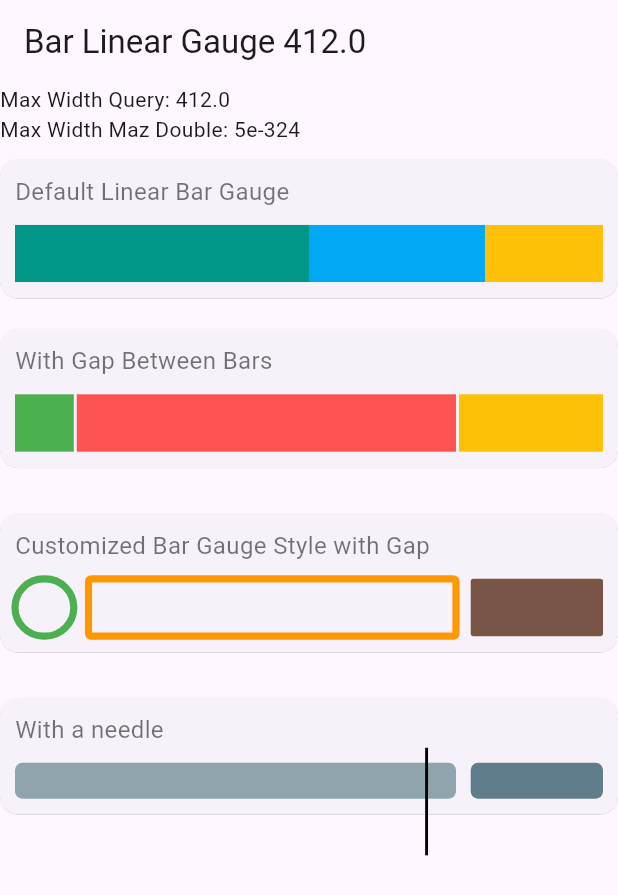
After one commit to GirixCode/girix-code-gauge, a Flutter app: the MyBarLinearGaugeScreen screen opened directly, on a phone screen of 412 x 824 dp. The commit adds this screen. Shown: the top 895 px of the screen. Run offline on Flutter 3.47's test engine with Material 3 defaults, Android fonts, the phone set to English and light mode, and no system bars; our stand-ins replace equatable.

Commit message:
LinearBar: Horizontal Bars added

````diff
--- a/examples/lib/main.dart
+++ b/examples/lib/main.dart
@@ -2,6 +2,7 @@
 
 import 'dart:async';
 
+import 'package:examples/screens/linear_gauge/bar/bar_linear_gauge_screen.dart';
 import 'package:examples/screens/linear_gauge/progress/progress_linear_gauge.dart';
 import 'package:examples/screens/linear_gauge/scale/scale_linear_gauge_screen.dart';
 import 'package:flutter/material.dart';
@@ -55,6 +56,11 @@ class _ExampleAppState extends State<ExampleApp> {
       code: 'MyScaleLinearGaugeScreen()',
       leading: const Icon(Icons.linear_scale),
     ),
+    FeatureItem(
+        title: 'Bar Linear Gauge',
+        widget: () => const MyBarLinearGaugeScreen(),
+        code: 'MyBarLinearGaugeScreen()',
+        leading: const Icon(Icons.bar_chart_sharp)),
   ];
 
   @override
--- /dev/null
+++ b/examples/lib/screens/linear_gauge/bar/bar_linear_gauge_screen.dart
@@ -0,0 +1,161 @@
+import 'package:flutter/material.dart';
+import 'package:girix_shape/girix_shape.dart';
+
+class MyBarLinearGaugeScreen extends StatefulWidget {
+  const MyBarLinearGaugeScreen({super.key});
+
+  @override
+  State<MyBarLinearGaugeScreen> createState() => _MyBarLinearGaugeScreenState();
+}
+
+class _MyBarLinearGaugeScreenState extends State<MyBarLinearGaugeScreen> {
+  @override
+  Widget build(BuildContext context) {
+    final double width = MediaQuery.sizeOf(context).width;
+    return Scaffold(
+      appBar: AppBar(
+        title: Text('Bar Linear Gauge $width'),
+      ),
+      body: ListView(
+        children: [
+          Text('Max Width Query: $width'),
+          const Text('Max Width Maz Double: ${double.minPositive}'),
+          buildCard(
+              'Default Linear Bar Gauge',
+              LinearBarGauge(
+                size: Size(width, 40),
+                value: const GaugeValue(
+                  value: 60,
+                ),
+                barPointers: [
+                  LinearBarPointer(value: 50, thickness: 5, color: Colors.teal),
+                  LinearBarPointer(
+                      color: Colors.lightBlue, value: 30, thickness: 5),
+                  LinearBarPointer(
+                      color: Colors.amber, value: 20, thickness: 5),
+                ],
+              )),
+          buildCard(
+              "With Gap Between Bars",
+              LinearBarGauge(
+                size: const Size(410, 40),
+                value: const GaugeValue(
+                  value: 60,
+                  min: 0,
+                  max: 200,
+                ),
+                gapBetweenBars: 2,
+                barPointers: [
+                  LinearBarPointer(
+                      // strokeCap: StrokeCap.square,
+                      // paintingStyle: PaintingStyle.stroke,
+                      // radius: const Radius.circular(2),
+                      value: 20,
+                      thickness: 5,
+                      color: Colors.green),
+                  LinearBarPointer(
+                      color: Colors.redAccent, value: 130, thickness: 5),
+                  LinearBarPointer(
+                      color: Colors.amber, value: 50, thickness: 5),
+                ],
+              )),
+
+          const SizedBox(height: 10),
+          // Customized Bar Gauge Style with Gap
+          buildCard(
+              "Customized Bar Gauge Style with Gap",
+              LinearBarGauge(
+                size: const Size(410, 40),
+                value: const GaugeValue(
+                  value: 130,
+                  min: 0,
+                  max: 200,
+                ),
+                gapBetweenBars: 10,
+                barPointers: [
+                  LinearBarPointer(
+                      value: 20,
+                      thickness: 5,
+                      color: Colors.green,
+                      strokeCap: StrokeCap.round,
+                      paintingStyle: PaintingStyle.stroke,
+                      radius: const Radius.circular(20)),
+                  LinearBarPointer(
+                      color: Colors.orange,
+                      value: 130,
+                      thickness: 5,
+                      strokeCap: StrokeCap.round,
+                      paintingStyle: PaintingStyle.stroke,
+                      radius: const Radius.circular(2)),
+                  LinearBarPointer(
+                      color: Colors.brown,
+                      value: 50,
+                      thickness: 5,
+                      strokeCap: StrokeCap.round,
+                      paintingStyle: PaintingStyle.fill,
+                      radius: const Radius.circular(2)),
+                ],
+              )),
+          const SizedBox(height: 10),
+          buildCard(
+              "With a needle",
+              LinearBarGauge(
+                size: const Size(410, 25),
+                value: const GaugeValue(
+                  value: 70,
+                  min: 0,
+                  max: 100,
+                ),
+                gapBetweenBars: 5,
+                needle: const LinearNeedle(
+                    enabled: true,
+                    color: Colors.black,
+                    size: Size(2, 75),
+                    position: LinearGaugeNeedlePosition.bottom,
+                    needleType: LinearGaugeNeedleType.pipe),
+                barPointers: [
+                  LinearBarPointer(
+                      // strokeCap: StrokeCap.square,
+                      // paintingStyle: PaintingStyle.stroke,
+                      radius: const Radius.circular(5),
+                      value: 75,
+                      thickness: 5,
+                      color: Colors.blueGrey.shade300),
+                  LinearBarPointer(
+                      radius: const Radius.circular(5),
+                      color: Colors.blueGrey,
+                      value: 25,
+                      thickness: 5),
+                  // LinearBarPointer(
+                  //     color: Colors.blueGrey.shade600, value: 50, thickness: 5),
+                ],
+              )),
+
+          const SizedBox(height: 10),
+        ],
+      ),
+    );
+  }
+
+  Widget buildCard(
+    String title,
+    Widget child,
+  ) {
+    return Card(
+      elevation: 0.1,
+      margin: const EdgeInsets.symmetric(vertical: 10, horizontal: 0),
+      child: Padding(
+        padding: const EdgeInsets.all(10),
+        child: Column(
+          crossAxisAlignment: CrossAxisAlignment.start,
+          children: [
+            Text(title,
+                style: const TextStyle(fontSize: 16, color: Colors.black54)),
+            const SizedBox(height: 10),
+            child,
+          ],
+        ),
+      ),
+    );
+  }
+}
--- a/examples/lib/screens/linear_gauge/scale/components/default_linear_gauges.dart
+++ b/examples/lib/screens/linear_gauge/scale/components/default_linear_gauges.dart
@@ -451,4 +451,5 @@ class _DefaultScaleLinearGaugeBodyState
       ),
     );
   }
+
 }
--- a/lib/src/common/models/gauge_value.dart
+++ /dev/null
@@ -1,27 +0,0 @@
-import 'package:equatable/equatable.dart';
-
-/// Gauge value model
-///
-/// This model is used to represent the value of a gauge. It contains the value, the minimum value and the maximum value.
-///
-/// [value] double: The value of the gauge. It is required.
-///
-/// [min] double: The minimum value of the gauge. Default is 0.0.
-///
-/// [max] double: The maximum value of the gauge. Default is 100.0.
-///
-class GaugeValue extends Equatable {
-  final double value;
-  final double min;
-  final double max;
-  const GaugeValue({
-    required this.value,
-    this.min = 0.0,
-    this.max = 100.0,
-  })  : assert(min < max, 'min must be less than max'),
-        assert(
-            value >= min && value <= max, 'value must be between min and max');
-
-  @override
-  List<Object?> get props => <Object?>[value, min, max];
-}
--- /dev/null
+++ b/lib/src/common/models/linear_gauge_common_model.dart
@@ -0,0 +1,58 @@
+import 'package:equatable/equatable.dart';
+import 'package:flutter/material.dart';
+import 'package:girix_shape/src/common/models/enums.dart';
+
+/// Gauge value model
+///
+/// This model is used to represent the value of a gauge. It contains the value, the minimum value and the maximum value.
+///
+/// [value] double: The value of the gauge. It is required.
+///
+/// [min] double: The minimum value of the gauge. Default is 0.0.
+///
+/// [max] double: The maximum value of the gauge. Default is 100.0.
+///
+class GaugeValue extends Equatable {
+  final double value;
+  final double min;
+  final double max;
+  const GaugeValue({
+    required this.value,
+    this.min = 0.0,
+    this.max = 100.0,
+  })  : assert(min < max, 'min must be less than max'),
+        assert(
+            value >= min && value <= max, 'value must be between min and max');
+
+  @override
+  List<Object?> get props => <Object?>[value, min, max];
+}
+
+class LinearBarPointer {
+  final double value;
+  final Color color;
+  final double thickness;
+  final LinearElementPosition position;
+  Shader Function(Rect)? shaderCallback;
+  final Color? borderColor;
+  final double borderWidth;
+  final double offset;
+  final Radius? radius;
+  final PaintingStyle paintingStyle;
+  final StrokeCap strokeCap;
+  LinearBarPointer({
+    required this.value,
+    this.color = Colors.blue,
+    this.thickness = 5.0,
+    this.position = LinearElementPosition.cross,
+    this.shaderCallback,
+    this.borderColor,
+    this.borderWidth = 5.0,
+    this.radius,
+    this.offset = 0.0,
+    this.paintingStyle = PaintingStyle.fill,
+    this.strokeCap = StrokeCap.butt,
+  });
+}
+
+// Directional Linear Gauge
--- a/lib/src/common/models/models.dart
+++ b/lib/src/common/models/models.dart
@@ -1,2 +1,2 @@
 export 'enums.dart';
-export 'gauge_value.dart';
+export 'linear_gauge_common_model.dart';
--- /dev/null
+++ b/lib/src/linear/models/bar_linear_gauge_model.dart
@@ -0,0 +1,50 @@
+// BarLinearGaugeStyle
+import 'package:flutter/material.dart';
+
+class LinearBarGaugeStyle {
+  final Color color;
+  final double thickness;
+  final Radius? radius;
+  final double? width;
+  final double? height;
+  const LinearBarGaugeStyle({
+    this.width = 100.0,
+    this.height = 10,
+    this.color = Colors.blue,
+    this.thickness = 10.0,
+    this.radius = const Radius.circular(10),
+  });
+}
+
+// class LinearBarPointer {
+//   /// Specifies the value of the pointer.
+//   ///
+//   /// The value must be non-null.
+//   ///
+//   /// ```dart
+//   /// LinearBarPointer(
+//   ///  value: 50.0,
+//   /// )
+//   /// ```
+//   ///
+//   final double value;
+
+//   /// Specifies the style of the pointer.
+//   ///
+//   /// The default value is [LinearBarGaugeStyle].
+//   ///
+//   /// ```dart
+//   /// LinearBarPointer(
+//   ///   style: LinearBarGaugeStyle(
+//   ///     color: Colors.red,
+//   ///     thickness: 10.0,
+//   ///   ),
+//   /// )
+//   /// ```
+//   final LinearBarGaugeStyle style;
+
+//   LinearBarPointer({
+//     required this.value,
+//     this.style = const LinearBarGaugeStyle(),
+//   });
+// }
--- a/lib/src/linear/models/scale_linear_gauge_model.dart
+++ b/lib/src/linear/models/scale_linear_gauge_model.dart
@@ -34,27 +34,6 @@ class LinearAxisTrackStyle {
     this.color = Colors.grey,
     this.strokeCap = StrokeCap.butt,
     this.paintingStyle = PaintingStyle.stroke,
-  });
-}
-
-class LinearBarPointer {
-  final double value;
-  final Color? color;
-  final double thickness;
-  final LinearElementPosition position;
-  Shader Function(Rect)? shaderCallback;
-  final Color? borderColor;
-  final double borderWidth;
-  final double offset;
-  LinearBarPointer({
-    required this.value,
-    this.color,
-    this.thickness = 5.0,
-    this.position = LinearElementPosition.cross,
-    this.shaderCallback,
-    this.borderColor,
-    this.borderWidth = 5.0,
-    this.offset = 0.0,
   });
 }
 
--- /dev/null
+++ b/lib/src/linear/painters/linear_bar_painter copy.dart
@@ -0,0 +1,74 @@
+import 'dart:developer';
+
+import 'package:flutter/material.dart';
+import 'package:girix_shape/girix_shape.dart';
+
+class LinearBarPainter extends CustomPainter {
+  final GaugeValue gaugeValue;
+  final List<LinearBarPointer> barPointers;
+  final LinearGaugeDirection direction;
+  LinearBarPainter({
+    required this.gaugeValue,
+    required this.barPointers,
+    required this.direction,
+  });
+  @override
+  void paint(Canvas canvas, Size size) {
+    // draw the gauge
+    if (barPointers.isNotEmpty) {
+      _drawBars(canvas, size);
+    }
+  }
+
+  @override
+  bool shouldRepaint(covariant LinearBarPainter oldDelegate) {
+    return gaugeValue != oldDelegate.gaugeValue ||
+        barPointers != oldDelegate.barPointers;
+  }
+
+  void _drawBars(
+    Canvas canvas,
+    Size size,
+  ) {
+    // Gauge Value
+    final double minValue = gaugeValue.min;
+    final double maxValue = gaugeValue.max;
+    final double currentValue = gaugeValue.value;
+
+    // Bar
+    double startValue = 0;
+    double endValue = 0;
+
+    log('LinearBarGauge: Size: $size');
+
+    for (int index = 0; index < barPointers.length; index++) {
+      final LinearBarPointer barPointer = barPointers[index];
+      log('LinearBarGauge: Index: $index, BarValue: ${barPointer.value}');
+      final Paint paintAxis = Paint()
+        ..color = barPointer.color
+        ..strokeWidth = barPointer.thickness
+        ..strokeCap = barPointer.strokeCap
+        ..style = barPointer.paintingStyle;
+
+      endValue = startValue + barPointer.value;
+
+      final double barStartValue =
+          ((startValue - minValue) / (maxValue - minValue)) * size.width;
+      final double barEndValue =
+          ((endValue - minValue) / (maxValue - minValue)) * size.width;
+
+      log('LinearBarGauge: Start Value: $startValue => $barStartValue');
+      log('LinearBarGauge: End Value: $endValue => $barEndValue');
+      final Rect rect =
+          Rect.fromLTWH(barStartValue, 0, barEndValue, size.height);
+      final RRect rRect =
+          RRect.fromRectAndRadius(rect, barPointer.radius ?? Radius.zero);
+
+      canvas.drawRRect(rRect, paintAxis);
+
+      startValue = endValue;
+
+      log('LinearBarGauge: Bar Drawn ======================');
+    }
+  }
+}
--- /dev/null
+++ b/lib/src/linear/painters/linear_bar_painter.dart
@@ -0,0 +1,133 @@
+import 'dart:developer';
+
+import 'package:flutter/material.dart';
+import 'package:girix_shape/girix_shape.dart';
+import 'package:girix_shape/src/linear/painters/needle_utils.dart';
+
+class LinearBarPainter extends CustomPainter {
+  final GaugeValue gaugeValue;
+  final List<LinearBarPointer> barPointers;
+  final LinearGaugeDirection direction;
+  final double gapBetweenBars;
+  final LinearNeedle? needle;
+  final bool showNeedleInsideBar;
+  LinearBarPainter({
+    required this.gaugeValue,
+    required this.barPointers,
+    required this.direction,
+    this.gapBetweenBars = 0,
+    this.needle,
+    this.showNeedleInsideBar = true,
+  });
+  @override
+  void paint(Canvas canvas, Size size) {
+    // draw the gauge
+    if (barPointers.isNotEmpty) {
+      _drawBars(canvas, size);
+    }
+
+    _drawNeedle(canvas, size);
+  }
+
+  @override
+  bool shouldRepaint(covariant LinearBarPainter oldDelegate) {
+    return gaugeValue != oldDelegate.gaugeValue ||
+        barPointers != oldDelegate.barPointers;
+  }
+
+  void _drawBars(
+    Canvas canvas,
+    Size size,
+  ) {
+    // Gauge Value
+    final double minValue = gaugeValue.min;
+    final double maxValue = gaugeValue.max;
+    final double currentValue = gaugeValue.value;
+    final double height = size.height;
+    final double width = size.width;
+
+    log('LinearBarGauge: Size: $size, minValue: $minValue, maxValue: $maxValue');
+    double startValue = minValue;
+    final double gapValue = (gapBetweenBars / maxValue) * width;
+
+    for (int index = 0; index < barPointers.length; index++) {
+      final LinearBarPointer barPointer = barPointers[index];
+      final double barToDrawnValue = barPointer.value;
+
+      final Paint paintAxis = Paint()
+        ..color = barPointer.color
+        ..strokeWidth = barPointer.thickness
+        ..strokeCap = barPointer.strokeCap
+        ..style = barPointer.paintingStyle;
+      double barToDrawnWidth = (barToDrawnValue / maxValue) * width;
+      log('LinearBarGauge: Bar Value: $barToDrawnValue => $barToDrawnWidth and Gap $gapBetweenBars => $gapValue');
+
+      //Allowing the bar to be drawn with a gap between them
+      final bool isGap =
+          gapBetweenBars > 0 && index > 0 && index < barPointers.length;
+      if (isGap) {
+        startValue += gapValue / 2;
+        barToDrawnWidth -= gapValue / 2;
+      }
+
+      final Rect barRect = Rect.fromLTWH(
+        startValue,
+        0,
+        barToDrawnWidth,
+        height,
+      );
+
+      final RRect rRect = RRect.fromRectAndRadius(
+        barRect,
+        barPointer.radius ?? Radius.zero,
+      );
+
+      canvas.drawRRect(rRect, paintAxis);
+      startValue += barToDrawnWidth;
+
+      log('LinearBarGauge: ======================$index======================');
+    }
+  }
+
+  void _drawNeedle(
+    Canvas canvas,
+    Size size,
+  ) {
+    if (needle != null && needle!.enabled) {
+      double needleValue = gaugeValue.value;
+
+      // Gap Value
+      if (gapBetweenBars > 0 && showNeedleInsideBar) {
+        // Find out the no of gaps between bars
+        final int noOfGaps = barPointers.length - 1;
+
+        // Check whether the needleValue is inside the gap range
+        if (noOfGaps > 0) {
+          for (int index = 0; index < noOfGaps; index++) {
+            final double startValue = barPointers[index].value;
+            final double endValue = startValue + gapBetweenBars;
+
+            if (needleValue > startValue && needleValue < endValue) {
+              log('LinearBarGauge: Needle Value: $needleValue is inside the gap range');
+              needleValue += gapBetweenBars;
+              break;
+            }
+          }
+        }
+      }
+
+      log('LinearBarGauge: Needle Value: $needleValue');
+
+      // Draw the needle
+      NeedleUtils.drawIt(
+        canvas: canvas,
+        size: size,
+        maxValue: gaugeValue.max,
+        minValue: gaugeValue.min,
+        thickness: needle!.offset,
+        value: needleValue,
+        needle: needle!,
+      );
+    }
+  }
+}
--- a/lib/src/linear/painters/linear_gauge_painter.dart
+++ b/lib/src/linear/painters/linear_gauge_painter.dart
@@ -4,7 +4,7 @@ import 'dart:developer';
 
 import 'package:flutter/foundation.dart';
 import 'package:flutter/material.dart';
-import 'package:girix_shape/src/common/models/gauge_value.dart';
+import 'package:girix_shape/src/common/models/linear_gauge_common_model.dart';
 import 'package:girix_shape/src/linear/models/linear_gauge_style.dart';
 import 'package:girix_shape/src/linear/models/linear_needle_model.dart';
 import 'package:girix_shape/src/linear/painters/needle_utils.dart';
--- /dev/null
+++ b/lib/src/linear/widgets/linear_bar_gauge.dart
@@ -0,0 +1,47 @@
+import 'package:flutter/material.dart';
+import 'package:girix_shape/girix_shape.dart';
+import 'package:girix_shape/src/linear/painters/linear_bar_painter.dart';
+
+class LinearBarGauge extends StatelessWidget {
+  final GaugeValue value;
+  final List<LinearBarPointer> barPointers;
+  final bool showTooltip;
+  final LinearNeedle? needle;
+  final Size size;
+  final LinearGaugeDirection direction;
+  final AlignmentGeometry alignment;
+  final double gapBetweenBars;
+  final bool showNeedleInsideBar;
+  const LinearBarGauge({
+    super.key,
+    this.direction = LinearGaugeDirection.horizontal,
+    required this.value,
+    required this.barPointers,
+    this.showTooltip = true,
+    required this.size,
+    this.needle,
+    this.gapBetweenBars = 0,
+    this.alignment = Alignment.centerLeft,
+    this.showNeedleInsideBar = true,
+  });
+
+  @override
+  Widget build(BuildContext context) {
+    return SizedBox.fromSize(
+      size: size,
+      child: FittedBox(
+        alignment: alignment,
+        child: CustomPaint(
+          painter: LinearBarPainter(
+              gapBetweenBars: gapBetweenBars,
+              gaugeValue: value,
+              barPointers: barPointers,
+              needle: needle,
+              showNeedleInsideBar: showNeedleInsideBar,
+              direction: direction),
+          size: size,
+        ),
+      ),
+    );
+  }
+}
--- a/lib/src/linear/widgets/progress_linear_gauge.dart
+++ b/lib/src/linear/widgets/progress_linear_gauge.dart
@@ -1,7 +1,7 @@
 // lib/src/linear/widgets/linear_gauge.dart
 
 import 'package:flutter/material.dart';
-import 'package:girix_shape/src/common/models/gauge_value.dart';
+import 'package:girix_shape/src/common/models/linear_gauge_common_model.dart';
 import 'package:girix_shape/src/linear/models/linear_gauge_style.dart';
 import 'package:girix_shape/src/linear/models/linear_needle_model.dart';
 import 'package:girix_shape/src/linear/painters/linear_gauge_painter.dart';
--- a/lib/src/linear/widgets/widgets.dart
+++ b/lib/src/linear/widgets/widgets.dart
@@ -1,3 +1,4 @@
 export 'animated_linear_gauge.dart';
+export 'linear_bar_gauge.dart';
 export 'progress_linear_gauge.dart';
 export 'scale_linear_gauge.dart';
--- a/lib/src/radial/painters/radial_gauge_painter.dart
+++ b/lib/src/radial/painters/radial_gauge_painter.dart
@@ -1,7 +1,7 @@
 // lib/src/radial/painters/radial_gauge_painter.dart
 
 import 'package:flutter/material.dart';
-import 'package:girix_shape/src/common/models/gauge_value.dart';
+import 'package:girix_shape/src/common/models/linear_gauge_common_model.dart';
 import 'package:girix_shape/src/radial/models/radial_gauge_style.dart';
 
 /// The [RadialGaugePainter] is used to paint the radial gauge.
--- a/lib/src/radial/widgets/radial_gauge.dart
+++ b/lib/src/radial/widgets/radial_gauge.dart
@@ -1,7 +1,7 @@
 // lib/src/radial/widgets/radial_gauge.dart
 
 import 'package:flutter/material.dart';
-import 'package:girix_shape/src/common/models/gauge_value.dart';
+import 'package:girix_shape/src/common/models/linear_gauge_common_model.dart';
 import 'package:girix_shape/src/radial/models/radial_gauge_style.dart';
 import 'package:girix_shape/src/radial/painters/radial_gauge_painter.dart';
 
````
